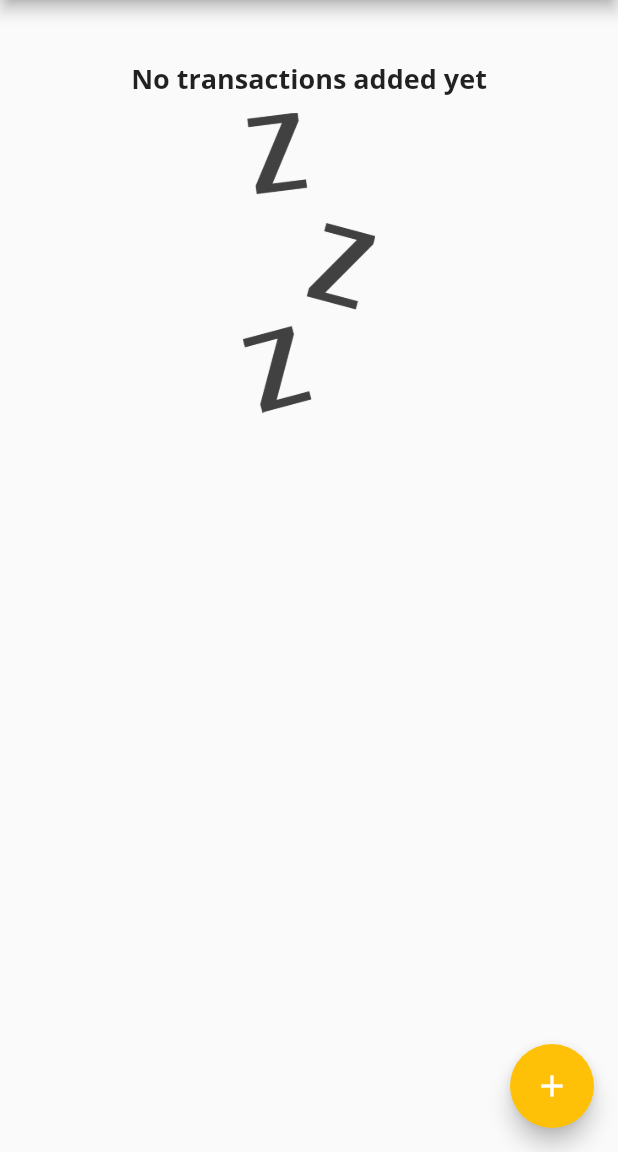
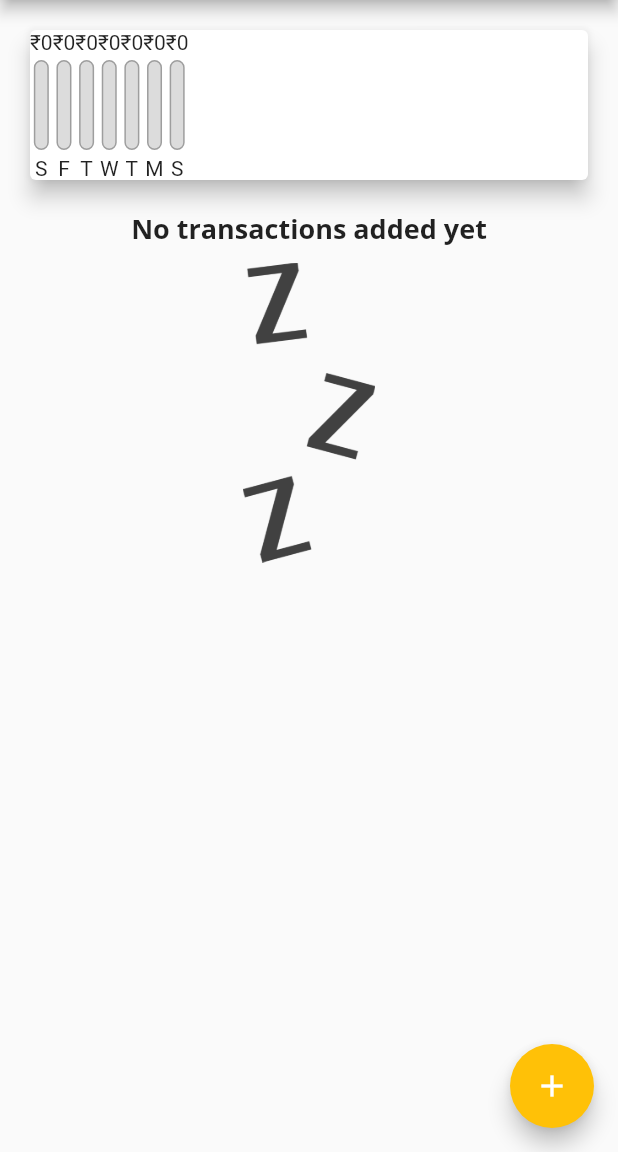
Before and after one commit to SiddharthKoyugura/CashControl, a Flutter app: the screen it shows after launch, on a phone screen of 412 x 824 dp, the part 84-1236 px from its top. Run offline on Flutter 3.47's test engine with Material 2 defaults, Android fonts, the phone set to English and light mode, and no system bars.

Commit message:
chart bars

```diff
--- a/lib/widgets/chart.dart
+++ b/lib/widgets/chart.dart
@@ -1,6 +1,7 @@
 import 'package:flutter/material.dart';
 import '../models/transaction.dart';
 import 'package:intl/intl.dart';
+import 'chart_bar.dart';
 
 class Chart extends StatelessWidget {
   final List<Transaction> recentTransactions;
@@ -20,7 +21,16 @@ class Chart extends StatelessWidget {
           totalSum += recentTransactions[i].amount;
         }
       }
-      return {'day': DateFormat.E().format(weekDay), "amount": totalSum};
+      return {
+        'day': DateFormat.E().format(weekDay).substring(0, 1),
+        "amount": totalSum,
+      };
+    });
+  }
+
+  double get totalSpending {
+    return groupedTransactionValues.fold(0.0, (sum, item) {
+      return sum + (item["amount"] as double);
     });
   }
 
@@ -30,7 +40,15 @@ class Chart extends StatelessWidget {
       elevation: 6,
       margin: const EdgeInsets.all(20),
       child: Row(
-        children: const <Widget>[],
+        children: groupedTransactionValues.map((data) {
+          return ChartBar(
+            label: data['day'],
+            spendingAmount: data["amount"],
+            spendingPctOfTotal: totalSpending != 0.0
+                ? (data["amount"] as double) / totalSpending
+                : 0.0,
+          );
+        }).toList(),
       ),
     );
   }
--- /dev/null
+++ b/lib/widgets/chart_bar.dart
@@ -0,0 +1,48 @@
+import 'package:flutter/material.dart';
+
+class ChartBar extends StatelessWidget {
+  final label;
+  final spendingAmount;
+  final spendingPctOfTotal;
+
+  const ChartBar(
+      {super.key, this.label, this.spendingAmount, this.spendingPctOfTotal});
+
+  @override
+  Widget build(BuildContext context) {
+    return Column(
+      children: <Widget>[
+        Text('₹${spendingAmount.toStringAsFixed(0)}'),
+        const SizedBox(
+          height: 4,
+        ),
+        Container(
+          height: 60,
+          width: 10,
+          child: Stack(children: <Widget>[
+            Container(
+              decoration: BoxDecoration(
+                border: Border.all(color: Colors.grey, width: 1.0),
+                color: const Color.fromRGBO(220, 220, 220, 1),
+                borderRadius: BorderRadius.circular(10),
+              ),
+            ),
+            FractionallySizedBox(
+              heightFactor: spendingPctOfTotal,
+              child: Container(
+                decoration: BoxDecoration(
+                  color: Theme.of(context).primaryColor,
+                  borderRadius: BorderRadius.circular(10),
+                ),
+              ),
+            ),
+          ]),
+        ),
+        const SizedBox(
+          height: 4,
+        ),
+        Text(label),
+      ],
+    );
+  }
+}
```
